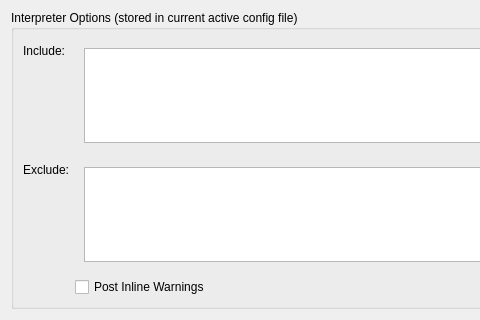
First picture: the form in editors/sc-ide/forms/settings_sclang.ui, repository supercollider/supercollider, before the edit; both pictures show x 0 to 480 and y 101 to 421 of the 613 by 421 pixel window.
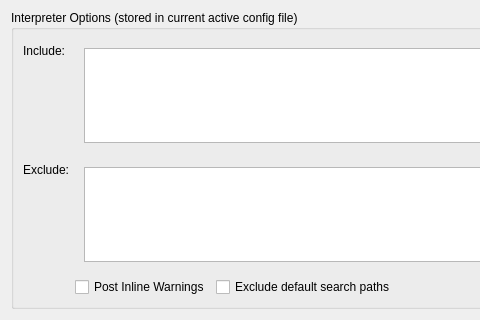
Second picture: the form after the edit. Custom widgets are drawn as their Qt base class.

Commit message: ide: Add standalone option in settings.

Patch:
```diff
--- a/editors/sc-ide/forms/settings_sclang.ui
+++ b/editors/sc-ide/forms/settings_sclang.ui
@@ -213,11 +213,22 @@
        </widget>
       </item>
       <item row="4" column="1">
+       <layout class="QHBoxLayout" name="interpreter_options">
+        <item>
        <widget class="QCheckBox" name="sclang_post_inline_warnings">
         <property name="text">
          <string>Post Inline Warnings</string>
         </property>
        </widget>
+        </item>
+        <item>
+         <widget class="QCheckBox" name="sclang_standalone_mode">
+          <property name="text">
+           <string>Exclude default search paths</string>
+          </property>
+         </widget>
+        </item>
+       </layout>
       </item>
      </layout>
     </widget>
```
Lines whose indentation alone changed are shown as unchanged. The commit also changes 2 other files.
